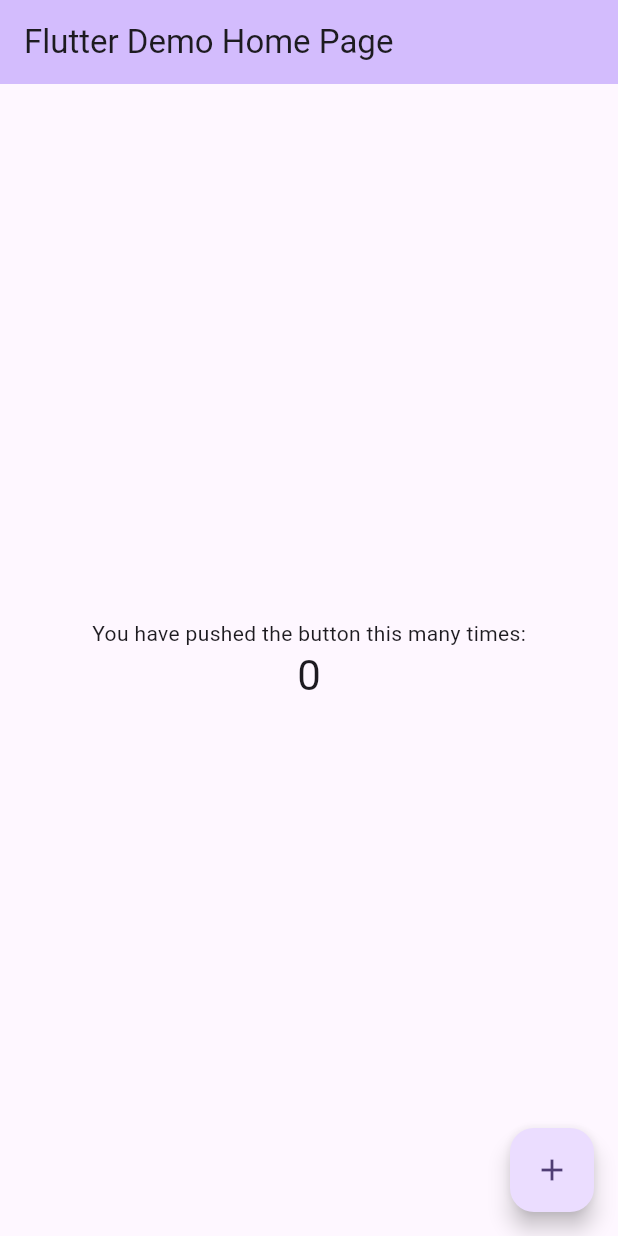
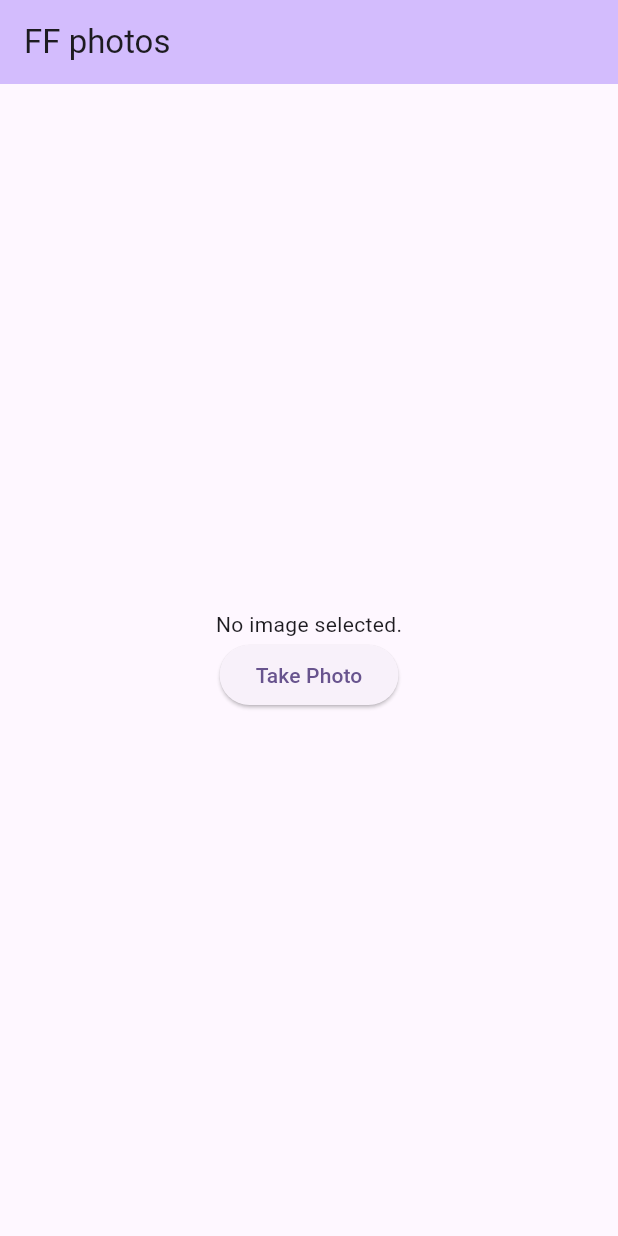
Before and after one commit to TcPirate1/flutter_ML, a Flutter app: the screen it shows after launch, on a phone screen of 412 x 824 dp. Run offline on Flutter 3.47's test engine with Material 3 defaults, Android fonts, the phone set to English and light mode, and no system bars; our stand-ins replace image_picker.

Commit message:
Added more links. Added button for taking picture. Reading up on creating tests.

```diff
--- a/flutter_application_cards/lib/main.dart
+++ b/flutter_application_cards/lib/main.dart
@@ -1,4 +1,5 @@
 import 'package:flutter/material.dart';
+import 'package:image_picker/image_picker.dart';
 
 void main() {
   runApp(const MyApp());
@@ -13,25 +14,10 @@ class MyApp extends StatelessWidget {
     return MaterialApp(
       title: 'FF photos',
       theme: ThemeData(
-        // This is the theme of your application.
-        //
-        // TRY THIS: Try running your application with "flutter run". You'll see
-        // the application has a purple toolbar. Then, without quitting the app,
-        // try changing the seedColor in the colorScheme below to Colors.green
-        // and then invoke "hot reload" (save your changes or press the "hot
-        // reload" button in a Flutter-supported IDE, or press "r" if you used
-        // the command line to start the app).
-        //
-        // Notice that the counter didn't reset back to zero; the application
-        // state is not lost during the reload. To reset the state, use hot
-        // restart instead.
-        //
-        // This works for code too, not just values: Most code changes can be
-        // tested with just a hot reload.
         colorScheme: ColorScheme.fromSeed(seedColor: Colors.deepPurple),
         useMaterial3: true,
       ),
-      home: const MyHomePage(title: 'Flutter Demo Home Page'),
+      home: const MyHomePage(title: 'FF photos'),
     );
   }
 }
@@ -55,16 +41,13 @@ class MyHomePage extends StatefulWidget {
 }
 
 class _MyHomePageState extends State<MyHomePage> {
-  int _counter = 0;
+  XFile? _mediaFile;
+  final ImagePicker _imagePicker = new ImagePicker();
 
-  void _incrementCounter() {
+  Future<void> _takePicture() async {
+    final XFile? takenPic = await _imagePicker.pickImage(source: ImageSource.camera);
     setState(() {
-      // This call to setState tells the Flutter framework that something has
-      // changed in this State, which causes it to rerun the build method below
-      // so that the display can reflect the updated values. If we changed
-      // _counter without calling setState(), then the build method would not be
-      // called again, and so nothing would appear to happen.
-      _counter++;
+      _mediaFile = takenPic;
     });
   }
 
@@ -105,20 +88,15 @@ class _MyHomePageState extends State<MyHomePage> {
           // wireframe for each widget.
           mainAxisAlignment: MainAxisAlignment.center,
           children: <Widget>[
-            const Text(
-              'You have pushed the button this many times:',
-            ),
-            Text(
-              '$_counter',
-              style: Theme.of(context).textTheme.headlineMedium,
-            ),
+            _mediaFile == null
+                ? Text('No image selected.')
+                : Image.file(File(_mediaFile!.path)),
+            ElevatedButton(
+              onPressed: _takePicture,
+              child: Text('Take Photo'),
+            )
           ],
         ),
-      ),
-      floatingActionButton: FloatingActionButton(
-        onPressed: _incrementCounter,
-        tooltip: 'Increment',
-        child: const Icon(Icons.add),
       ), // This trailing comma makes auto-formatting nicer for build methods.
     );
   }
--- a/flutter_application_cards/pubspec.yaml
+++ b/flutter_application_cards/pubspec.yaml
@@ -49,6 +49,8 @@ dev_dependencies:
   # package. See that file for information about deactivating specific lint
   # rules and activating additional ones.
   flutter_lints: ^5.0.0
+  test: ^1.25.8
+  mockito: ^5.4.5
 
 # For information on the generic Dart part of this file, see the
 # following page: https://dart.dev/tools/pub/pubspec
```
Also changed, not shown: flutter_application_cards/pubspec.lock, 3 other files.
